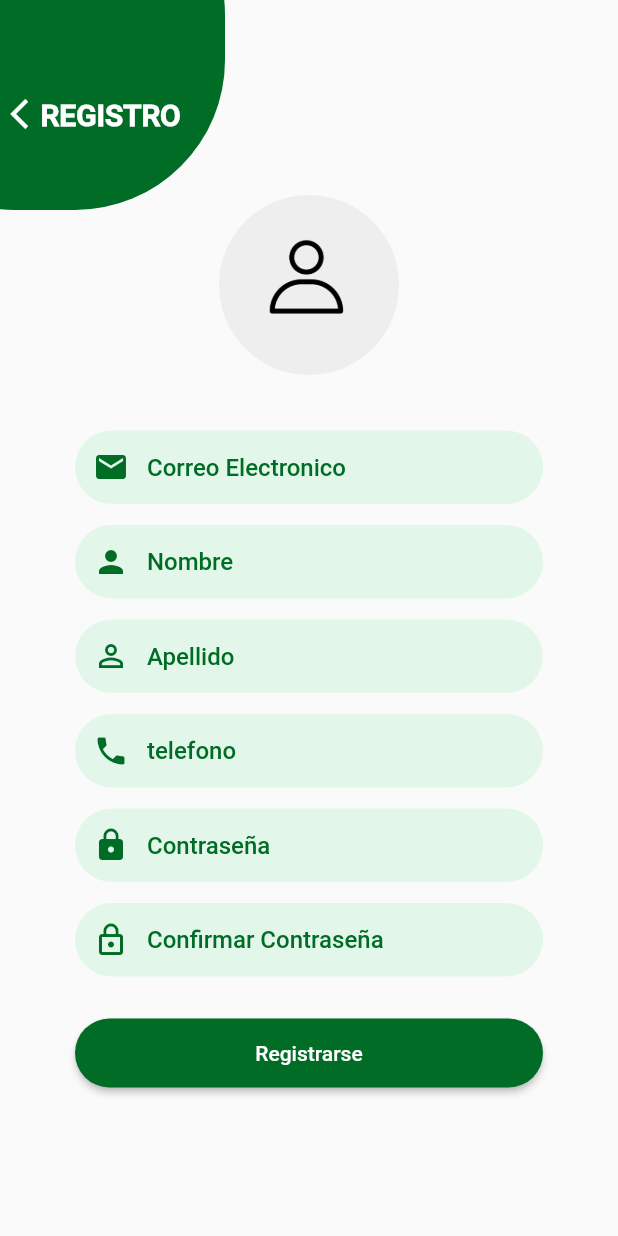
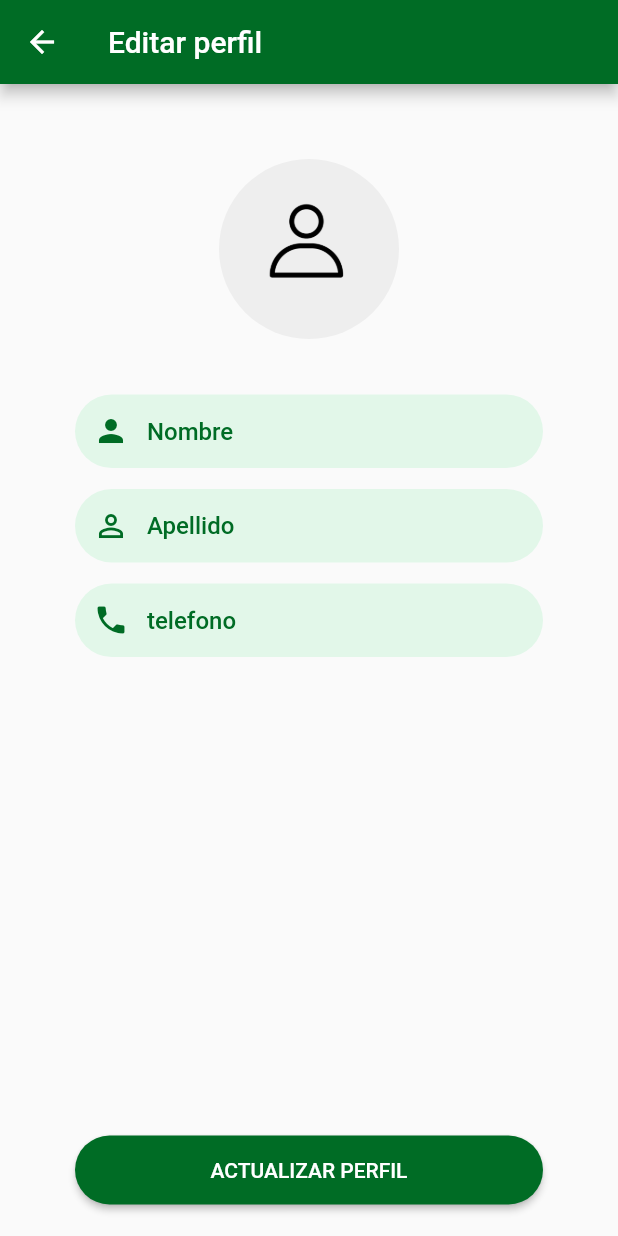
Before and after one commit to EmmanuelChacon-ve/Jabes-flutter, a Flutter app: the ClientUpdatePage screen opened directly, on a phone screen of 412 x 824 dp. Run offline on Flutter 3.47's test engine with Material 2 defaults, Android fonts, the phone set to English and light mode, and no system bars; our stand-ins replace image_picker, lottie, shared_preferences, sn_progress_dialog; accounts and stored records are empty; Roboto replaces fonts that are missing (Nimbusans).

Commit message:
cambios en la actualizacion del perfil

```diff
--- a/lib/main.dart
+++ b/lib/main.dart
@@ -1,6 +1,7 @@
 import 'package:flutter/material.dart';
 import 'package:jabes/src/pages/admin/orders/list/admin_orders_list_page.dart';
 import 'package:jabes/src/pages/client/products/list/client_products_list_page.dart';
+import 'package:jabes/src/pages/client/products/list/update/client_update_page.dart';
 import 'package:jabes/src/pages/login/login_page.dart';
 import 'package:jabes/src/pages/org/orders/list/org_orders_list_page.dart';
 import 'package:jabes/src/pages/register/register_page.dart';
@@ -29,8 +30,8 @@ class _MyWidgetState extends State<MyApp> {
         'login': (BuildContext context) => const LoginPage(),
         'register': (BuildContext context) => const RegisterPage(),
         'roles': (BuildContext context) => const RolesPage(),
-        'client/products/list': (BuildContext context) =>
-            const ClientProductsListPage(),
+        'client/products/list': (BuildContext context) => const ClientProductsListPage(),
+        'client/update': (BuildContext context) => const ClientUpdatePage(),
         'org/orders/list': (BuildContext context) => const OrgOrdersListpage(),
         'admin/orders/list': (BuildContext context) =>
             const AdminOrdersListPage(),
--- a/lib/src/api/environment.dart
+++ b/lib/src/api/environment.dart
@@ -1,4 +1,4 @@
 class Environment {
-  static const String API_JABES = "192.168.1.106:3000";
+  static const String API_JABES = "192.168.0.111:3000";
   static const String API_KEY_MAPS = "TU_API_KEY";
 }
--- a/lib/src/pages/client/products/list/client_products_list_controller.dart
+++ b/lib/src/pages/client/products/list/client_products_list_controller.dart
@@ -26,4 +26,8 @@ class ClientProductsListController {
   void openDrawer() {
     key.currentState?.openDrawer();
   }
+
+  void gotoUpdatePage(){
+    Navigator.pushNamed(context, 'client/update');
+  }
 }
--- a/lib/src/pages/client/products/list/update/client_update_page.dart
+++ b/lib/src/pages/client/products/list/update/client_update_page.dart
@@ -27,43 +27,27 @@ class _ClientUpdatePageState extends State<ClientUpdatePage> {
   @override
   Widget build(BuildContext context) {
     return Scaffold(
-      body: SizedBox(
+      appBar: AppBar(
+        title:const Text('Editar perfil'),
+        backgroundColor: MyColors.primaryColor,
+
+      ),
+        body: SizedBox(
         width: double.infinity,
-        child: Stack(
-          children: [
-            Positioned(top: -90, left: -90, child: _circuloregis()),
-            Positioned(
-              top: 65,
-              left: 27,
-              child: _textregis(),
-            ),
-            Positioned(
-              top: 52,
-              left: -5,
-              child: _iconback(),
-            ),
-            Container(
-              width: double.infinity,
-              margin: const EdgeInsets.only(top: 130),
-              child: SingleChildScrollView(
+        child: SingleChildScrollView(
                 child: Column(
                   children: [
+                    const SizedBox(height:50),
                     _imageUser(),
-                    SizedBox(height: 30),
-                    _email(),
+                    const SizedBox(height: 30),
                     _nombre(),
                     _apellido(),
                     _telefono(),
-                    _contra(),
-                    _confirmContra(),
-                    _registrar()
                   ],
                 ),
               ),
-            )
-          ],
-        ),
       ),
+      bottomNavigationBar:_registrar() ,
     );
   }
 
@@ -261,7 +245,7 @@ class _ClientUpdatePageState extends State<ClientUpdatePage> {
             padding: const EdgeInsets.symmetric(
                 vertical: 15) // Color del texto del botón
             ),
-        child: const Text('Registrarse'),
+        child: const Text('ACTUALIZAR PERFIL'),
       ),
     );
   }
```
Also changed, not shown: lib/src/pages/client/products/list/client_products_list_page.dart (+4 -3 lines), 2 other files.
